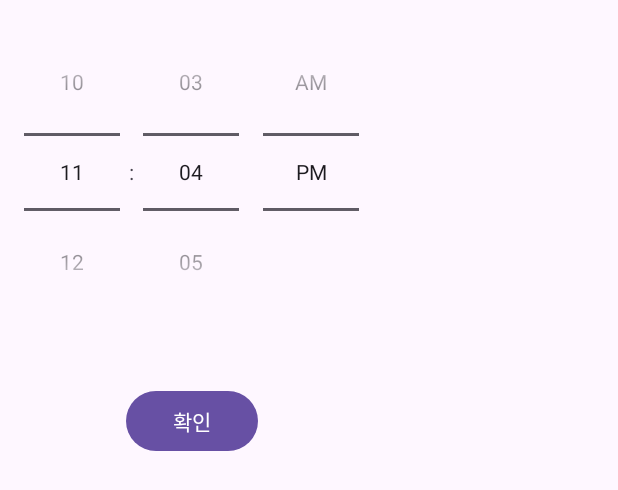
After one commit to 2023-SMHRD-KDT-AI-3/Fainds, an Android app: the layout activity_work_popup.xml on its own in the app's theme, with its tools: preview values and no code run, on a phone screen of 412 x 824 dp. The commit adds this screen. Shown: the top 490 px of the screen. Run offline under Robolectric (Android 15) with nearby library versions, the phone set to English and light mode, and no system bars; network calls fail.

Commit message:
popup틀만 설정

```diff
--- a/app/src/main/AndroidManifest.xml
+++ b/app/src/main/AndroidManifest.xml
@@ -15,6 +15,9 @@
         android:theme="@style/Theme.FAINDSApplication"
         android:usesCleartextTraffic="true"
         tools:targetApi="31">
+        <activity
+            android:name=".WorkPopupActivity"
+            android:theme="@style/WorkTheme" />
         <activity
             android:name=".Calender.CalenderDetailActivity"
             android:exported="false" />
--- /dev/null
+++ b/app/src/main/res/layout/activity_work_popup.xml
@@ -0,0 +1,37 @@
+<?xml version="1.0" encoding="utf-8"?>
+<androidx.constraintlayout.widget.ConstraintLayout xmlns:android="http://schemas.android.com/apk/res/android"
+    xmlns:app="http://schemas.android.com/apk/res-auto"
+    xmlns:tools="http://schemas.android.com/tools"
+    android:layout_width="wrap_content"
+    android:layout_height="wrap_content"
+    android:background="@color/transparent"
+    tools:context=".WorkPopupActivity">
+
+    <TimePicker
+        android:id="@+id/workTime"
+        android:layout_width="wrap_content"
+        android:layout_height="wrap_content"
+        android:numbersInnerTextColor="@color/black"
+        android:numbersSelectorColor="@color/black"
+        android:numbersTextColor="@color/black"
+        android:timePickerMode="spinner"
+        app:layout_constraintBottom_toBottomOf="parent"
+        app:layout_constraintEnd_toEndOf="parent"
+        app:layout_constraintHorizontal_bias="0.496"
+        app:layout_constraintStart_toStartOf="parent"
+        app:layout_constraintTop_toTopOf="parent"
+        app:layout_constraintVertical_bias="0.092" />
+
+    <Button
+        android:id="@+id/workBtn"
+        android:layout_width="88dp"
+        android:layout_height="wrap_content"
+        android:layout_marginTop="36dp"
+        android:text="확인"
+        app:layout_constraintBottom_toBottomOf="parent"
+        app:layout_constraintEnd_toEndOf="@+id/workTime"
+        app:layout_constraintStart_toStartOf="@+id/workTime"
+        app:layout_constraintTop_toBottomOf="@+id/workTime" />
+
+
+</androidx.constraintlayout.widget.ConstraintLayout>
--- a/app/src/main/res/layout/fragment_calculator.xml
+++ /dev/null
@@ -1,6 +0,0 @@
-<?xml version="1.0" encoding="utf-8"?>
-<androidx.constraintlayout.widget.ConstraintLayout xmlns:android="http://schemas.android.com/apk/res/android"
-    xmlns:app="http://schemas.android.com/apk/res-auto"
-    xmlns:tools="http://schemas.android.com/tools"
-    android:layout_width="match_parent"
-    android:layout_height="match_parent"/>
--- a/app/src/main/res/values/styles.xml
+++ b/app/src/main/res/values/styles.xml
@@ -6,4 +6,9 @@
         <item name="windowActionBar">true</item>
         <item name="android:windowBackground">@color/transparent</item>
     </style>
+    <style name="WorkTheme" parent="@style/Theme.AppCompat.Dialog">
+        <item name="windowNoTitle">true</item>
+        <item name="windowActionBar">true</item>
+        <item name="android:textColor">@color/black</item>
+    </style>
 </resources>
```
Also changed, not shown: app/src/main/java/com/example/faindsapplication/Calender/CalenderDetailActivity.java (+22 -1 lines), app/src/main/java/com/example/faindsapplication/Setting/SettingFragment.java (+9 -8 lines), app/src/main/java/com/example/faindsapplication/WorkPopupActivity.java (added, +31 -0 lines), app/src/main/res/layout/activity_calender_detail.xml (+44 -41 lines), app/src/main/res/layout/activity_popup.xml (+3 -4 lines).
